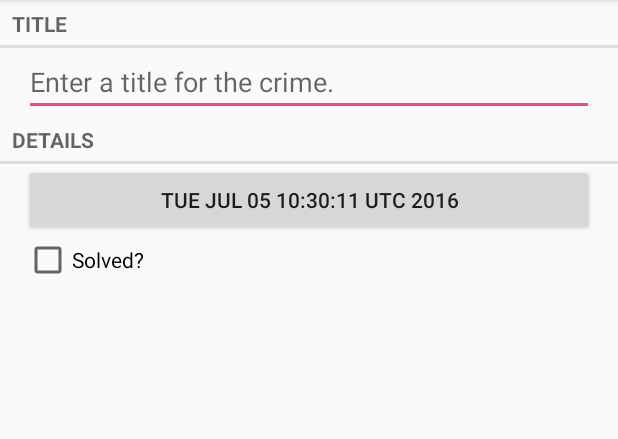
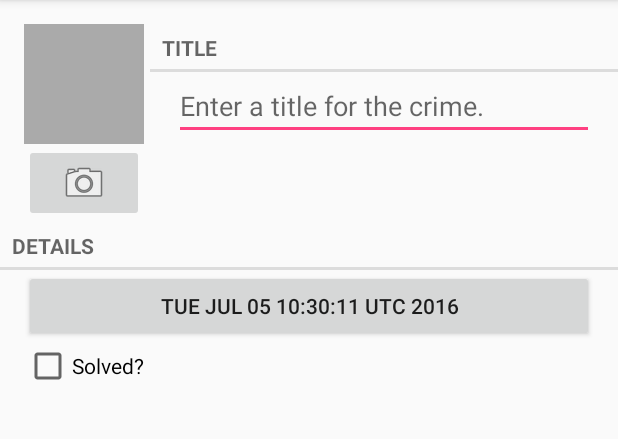
Before and after one commit to zivDev/CriminalIntent, an Android app: the CrimePagerActivity screen opened directly, with no data from a screen before it, on a phone screen of 412 x 824 dp, the part 84-523 px from its top. Run offline under Robolectric (Android 15) with nearby library versions, the phone set to English and light mode, and no system bars.

```diff
--- a/app/src/main/java/com/zivdev/criminalintent/Crime.java
+++ b/app/src/main/java/com/zivdev/criminalintent/Crime.java
@@ -14,10 +14,12 @@ public class Crime {
     private static final String JSON_TITLE = "title";
     private static final String JSON_SOLVED = "solved";
     private static final String JSON_DATE = "date";
+    private static final String JSON_PHOTO = "photo";
 
     private UUID mId;
     private String mTitle;
     private Date mDate;
+    private Photo mPhoto;
     private boolean mSolved;
 
     public Crime(){
@@ -34,6 +36,9 @@ public class Crime {
         }
         mSolved = json.getBoolean(JSON_SOLVED);
         mDate = new Date(json.getLong(JSON_DATE));
+
+        if (json.has(JSON_PHOTO))
+            mPhoto = new Photo(json.getJSONObject(JSON_PHOTO));
     }
 
     public JSONObject toJSON() throws JSONException{
@@ -42,6 +47,8 @@ public class Crime {
         json.put(JSON_TITLE, mId.toString());
         json.put(JSON_SOLVED, mId.toString());
         json.put(JSON_DATE, mId.toString());
+        if (mPhoto!=null)
+            json.put(JSON_PHOTO,mPhoto.toJSON());
         return json;
 
     }
@@ -79,4 +86,12 @@ public class Crime {
         return mTitle;
     }
 
+
+    public Photo getPhoto() {
+        return mPhoto;
+    }
+
+    public void setPhoto(Photo photo) {
+        mPhoto = photo;
+    }
 }
--- a/app/src/main/java/com/zivdev/criminalintent/CrimeFragment.java
+++ b/app/src/main/java/com/zivdev/criminalintent/CrimeFragment.java
@@ -4,6 +4,9 @@ package com.zivdev.criminalintent;
 import android.app.Activity;
 import android.content.ClipData;
 import android.content.Intent;
+import android.content.pm.PackageManager;
+import android.graphics.drawable.BitmapDrawable;
+import android.hardware.Camera;
 import android.os.Build;
 import android.os.Bundle;
 import android.support.annotation.Nullable;
@@ -22,6 +25,8 @@ import android.widget.Button;
 import android.widget.CheckBox;
 import android.widget.CompoundButton;
 import android.widget.EditText;
+import android.widget.ImageButton;
+import android.widget.ImageView;
 
 import java.util.Date;
 import java.util.UUID;
@@ -30,14 +35,19 @@ import java.util.UUID;
  * Created by ziv on 16.6.21.
  */
 public class CrimeFragment extends Fragment{
+    private static final String TAG = "CrimeFragment";
     public static final String EXTRA_CRIME_ID = "com.zivdev.criminalintent.crime_id";
     private static final  String DIALOG_DATE = "date";
     private static final int REQUEST_DATE = 0;
+    private static final int REQUEST_PHOTO = 1;
+    private static final String DIALOG_IMAGE = "image";
 
     private Crime mCrime;
     private EditText mTitleField;
     private Button mDateButton;
     private CheckBox mSolvedCheckBox;
+    private ImageButton mPhotoButton;
+    private ImageView mPhotoView;
 
 
 
@@ -142,7 +152,64 @@ public class CrimeFragment extends Fragment{
             public void afterTextChanged(Editable s) {
             }
         });
+
+        mPhotoButton = (ImageButton)v.findViewById(R.id.crime_imageButton);
+        mPhotoButton.setOnClickListener(new View.OnClickListener() {
+            @Override
+            public void onClick(View v) {
+                Intent i = new Intent(getActivity(),CrimeCamerActivity.class);
+                startActivityForResult(i,REQUEST_PHOTO);
+            }
+        });
+
+        //显示ImageFragment界面
+        mPhotoView = (ImageView)v.findViewById(R.id.crime_imageView);
+        mPhotoView.setOnClickListener(new View.OnClickListener(){
+            @Override
+            public void onClick(View v) {
+                Photo p = mCrime.getPhoto();
+                if (p==null)
+                    return;
+
+                FragmentManager fm = getActivity().getSupportFragmentManager();
+                String path = getActivity().getFileStreamPath(p.getFilename()).getAbsolutePath();
+                ImageFragment.newInstance(path).show(fm,DIALOG_IMAGE);
+            }
+        });
+
+        //检查设备是否带相机
+        PackageManager pm = getActivity().getPackageManager();
+        boolean hasACamera = pm.hasSystemFeature(PackageManager.FEATURE_CAMERA)||
+                pm.hasSystemFeature(PackageManager.FEATURE_CAMERA_FRONT)||
+                Build.VERSION.SDK_INT<Build.VERSION_CODES.GINGERBREAD||
+                Camera.getNumberOfCameras()>0;
+        if (!hasACamera){
+            mPhotoButton.setEnabled(false);
+        }
         return v;
+    }
+
+    //加载图片
+    private void showPhoto(){
+        Photo p = mCrime.getPhoto();
+        BitmapDrawable b = null;
+        if (p!=null){
+            String path = getActivity().getFileStreamPath(p.getFilename()).getAbsolutePath();
+            b = PictureUtils.getScaledDrawable(getActivity(),path);
+        }
+        mPhotoView.setImageDrawable(b);
+    }
+
+    @Override
+    public void onStart() {
+        super.onStart();
+        showPhoto();
+    }
+
+    @Override
+    public void onStop() {
+        super.onStop();
+        PictureUtils.cleanImageView(mPhotoView);
     }
 
     @Override
@@ -153,7 +220,16 @@ public class CrimeFragment extends Fragment{
             Date date = (Date) data.getSerializableExtra(DatePickerFragment.EXTRA_DATE);
             mCrime.setDate(date);
             updateDate();
-            Log.i("OAR", "-----------------" + mCrime.getDate().toString());
+//            Log.i("OAR", "-----------------" + mCrime.getDate().toString());
+        }else if (requestCode ==REQUEST_PHOTO){
+            String filename = data.getStringExtra(CrimeCameraFragment.EXTRA_PHOTO_FILENAME);
+            if (filename!=null){
+                Log.i(TAG,"filename: "+filename);
+                Photo p = new Photo(filename);
+                mCrime.setPhoto(p);
+                showPhoto();
+
+            }
         }
     }
 
--- a/app/src/main/res/layout/fragment_crime.xml
+++ b/app/src/main/res/layout/fragment_crime.xml
@@ -4,12 +4,49 @@
     android:layout_height="match_parent"
     android:orientation="vertical"
     >
+
+    <LinearLayout
+        android:layout_width="match_parent"
+        android:layout_height="wrap_content"
+        android:orientation="horizontal"
+        android:layout_marginLeft="16dp"
+        android:layout_marginTop="16dp">
+
+        <LinearLayout
+            android:layout_width="wrap_content"
+            android:layout_height="wrap_content"
+            android:orientation="vertical"
+            android:layout_marginRight="4dp">
+
+            <ImageView
+                android:id="@+id/crime_imageView"
+                android:layout_width="80dp"
+                android:layout_height="80dp"
+                android:scaleType="centerInside"
+                android:background="@android:color/darker_gray"
+                android:cropToPadding="true"/>
+
+            <ImageButton
+                android:id="@+id/crime_imageButton"
+                android:layout_width="match_parent"
+                android:layout_height="wrap_content"
+                android:src="@android:drawable/ic_menu_camera"/>
+
+        </LinearLayout>
+
+        <LinearLayout
+            android:layout_width="wrap_content"
+            android:layout_height="wrap_content"
+            android:orientation="vertical"
+            android:layout_weight="1">
+
             <TextView
                 android:layout_width="match_parent"
                 android:layout_height="wrap_content"
                 android:text="@string/crime_title_label"
                 style="?android:listSeparatorTextViewStyle"
                 />
+
             <EditText
                 android:id="@+id/crime_title"
                 android:layout_width="match_parent"
@@ -18,13 +55,17 @@
                 android:layout_marginRight="16dp"
                 android:hint="@string/crime_title_hint"
                 />
+
+        </LinearLayout>
+
+    </LinearLayout>
+
     <TextView
         android:layout_width="match_parent"
         android:layout_height="wrap_content"
         android:text="@string/crime_details_label"
         style="?android:listSeparatorTextViewStyle"
         />
-
 
     <Button
         android:id="@+id/crime_date"
@@ -33,6 +74,7 @@
         android:layout_marginLeft="16dp"
         android:layout_marginRight="16dp"
         />
+
     <CheckBox
         android:id="@+id/crime_solved"
         android:layout_width="match_parent"
@@ -42,6 +84,4 @@
         android:text="@string/crime_solved_label"
         />
 
-
-
 </LinearLayout>
--- a/app/src/main/res/values/strings.xml
+++ b/app/src/main/res/values/strings.xml
@@ -12,6 +12,7 @@
     <string name="hide_subtitle">Hide Subtitle</string>
     <string name="subtitle">If you see somthing, say something</string>
     <string name="delete_crime">Delete</string>
+    <string name="take">Take!</string>
 
 
 
```
Also changed, not shown: app/src/main/AndroidManifest.xml (+8 -0 lines), app/src/main/java/com/zivdev/criminalintent/CrimeCamerActivity.java (added, +26 -0 lines), app/src/main/java/com/zivdev/criminalintent/CrimeCameraFragment.java (added, +183 -0 lines), app/src/main/java/com/zivdev/criminalintent/ImageFragment.java (added, +53 -0 lines), app/src/main/java/com/zivdev/criminalintent/Photo.java (added, +30 -0 lines), app/src/main/java/com/zivdev/criminalintent/PictureUtils.java (added, +50 -0 lines), app/src/main/res/layout/fragment_crime_camera.xml (added, +34 -0 lines), 2 other files. Lines whose indentation alone changed are shown as unchanged.
